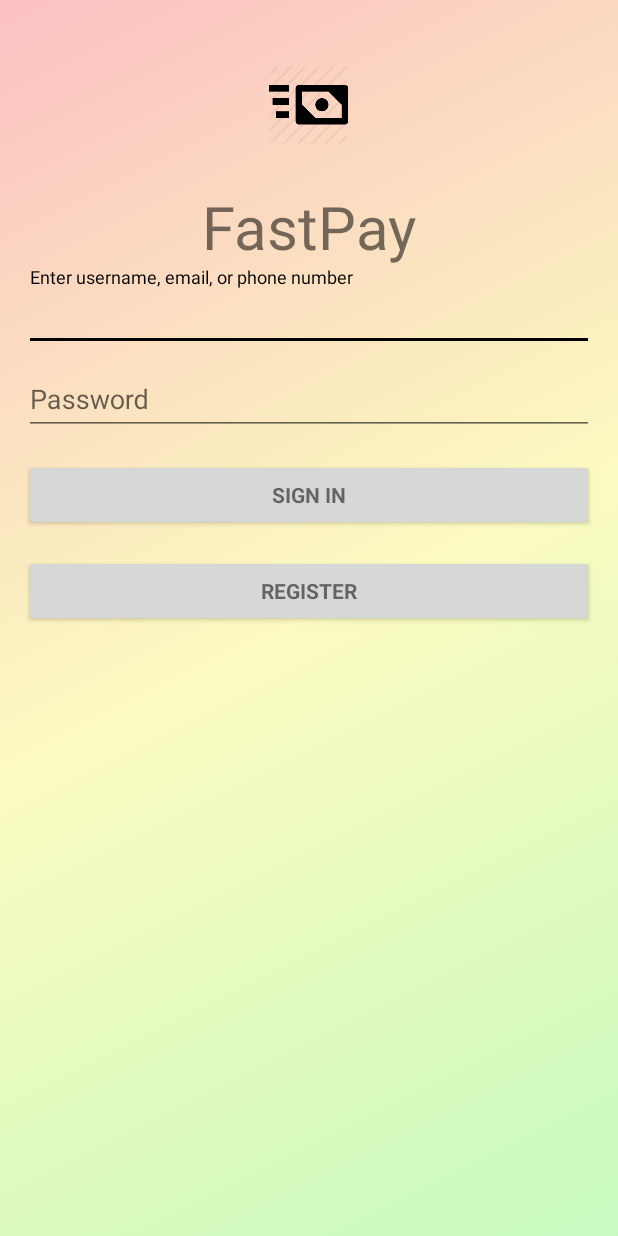
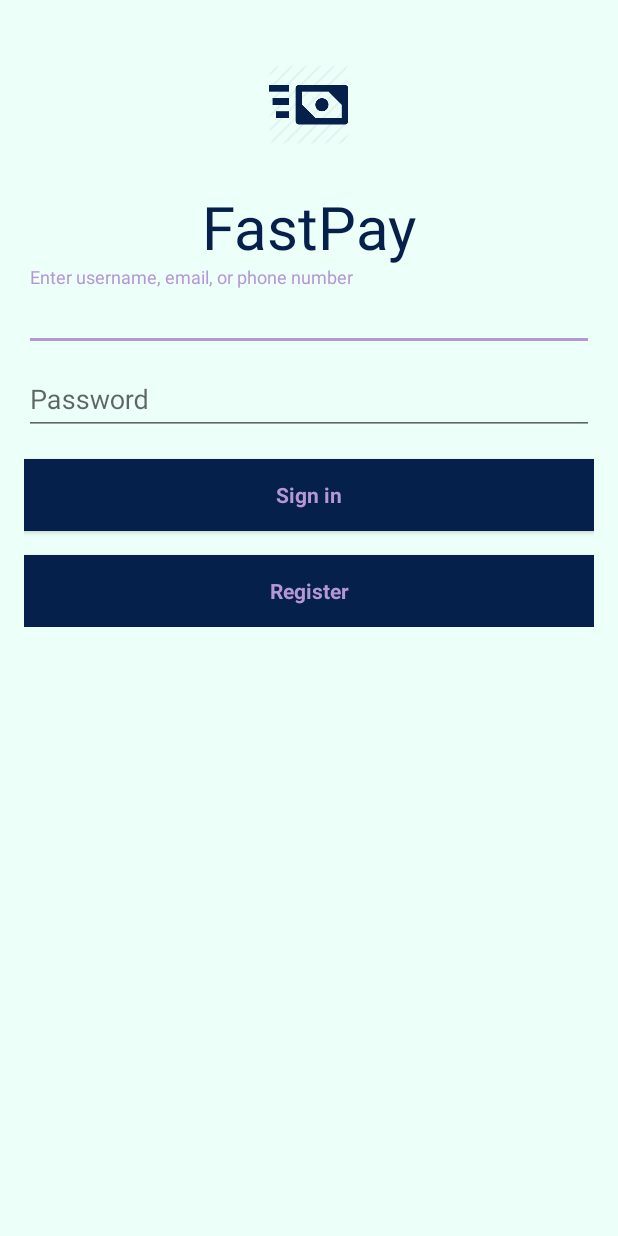
Before and after one commit to acamara1498/payments, an Android app: the LoginActivity screen opened directly, with no data from a screen before it, on a phone screen of 412 x 824 dp. Run offline under Robolectric (Android 15) with nearby library versions, the phone set to English and light mode, and no system bars; our stand-ins replace Firebase (no records; nobody signed in at launch, a user with empty details on screens opened directly); 2 statements that could not run were skipped.

Commit message:
color pallate change

```diff
--- a/Payment/app/src/main/java/com/example/amadoucamara/payment/adapters/ServicesAdapter.java
+++ b/Payment/app/src/main/java/com/example/amadoucamara/payment/adapters/ServicesAdapter.java
@@ -2,6 +2,7 @@ package com.example.amadoucamara.payment.adapters;
 
 import android.app.Activity;
 import android.content.Context;
+import android.support.v4.content.ContextCompat;
 import android.support.v7.widget.RecyclerView;
 import android.view.LayoutInflater;
 import android.view.View;
@@ -68,6 +69,8 @@ public class ServicesAdapter extends RecyclerView.Adapter<ServicesAdapter.VH> {
             itemView.setClickable(true);
             rootView = itemView;
             ivServiceImage = itemView.findViewById(R.id.ivServiceImage);
+            ivServiceImage.setColorFilter(ContextCompat.getColor(context, R.color.colorPrimaryDark));
+
             tvService = itemView.findViewById(R.id.tvServiceName);
 
             itemView.setOnClickListener(new View.OnClickListener() {
--- a/Payment/app/src/main/res/layout/activity_login.xml
+++ b/Payment/app/src/main/res/layout/activity_login.xml
@@ -10,7 +10,7 @@
     android:paddingLeft="@dimen/activity_horizontal_margin"
     android:paddingRight="@dimen/activity_horizontal_margin"
     android:paddingTop="@dimen/activity_vertical_margin"
-    android:background="@drawable/gradient"
+    android:background="@color/colorPrimary"
     tools:context=".LoginActivity">
 
     <!-- Login progress -->
@@ -37,6 +37,7 @@
                 android:id="@+id/logo"
                 android:layout_width="match_parent"
                 android:layout_height="wrap_content"
+                android:tint="@color/colorPrimaryDark"
                 app:srcCompat="@mipmap/ic_fast_pay" />
 
             <TextView
@@ -45,11 +46,12 @@
                 android:layout_height="wrap_content"
                 android:gravity="center_horizontal"
                 android:textSize="40dp"
+                android:textColor="@color/colorPrimaryDark"
                 android:text="FastPay" />
 
             <android.support.design.widget.TextInputLayout
                 android:layout_width="match_parent"
-                android:layout_height="wrap_content">
+                android:layout_height="match_parent">
 
                 <AutoCompleteTextView
                     android:id="@+id/email"
@@ -64,7 +66,7 @@
 
             <android.support.design.widget.TextInputLayout
                 android:layout_width="match_parent"
-                android:layout_height="wrap_content">
+                android:layout_height="match_parent">
 
                 <EditText
                     android:id="@+id/password"
@@ -86,9 +88,10 @@
                 android:layout_width="match_parent"
                 android:layout_height="wrap_content"
                 android:layout_marginTop="16dp"
+                android:background="@color/colorPrimaryDark"
                 android:text="@string/action_sign_in"
-                android:textStyle="bold"
-                />
+                android:textColor="@color/colorAccent"
+                android:textStyle="bold" />
 
             <Button
                 android:id="@+id/register_button"
@@ -96,10 +99,11 @@
                 android:layout_width="match_parent"
                 android:layout_height="wrap_content"
                 android:layout_marginTop="16dp"
+                android:background="@color/colorPrimaryDark"
+                android:onClick="toRegister"
                 android:text="@string/action_register"
-                android:textStyle="bold"
-                android:onClick="toRegister"
-                />
+                android:textColor="@color/colorAccent"
+                android:textStyle="bold" />
 
         </LinearLayout>
     </ScrollView>
--- a/Payment/app/src/main/res/layout/activity_services.xml
+++ b/Payment/app/src/main/res/layout/activity_services.xml
@@ -5,7 +5,8 @@
     android:layout_width="match_parent"
     android:layout_height="match_parent"
     android:id="@+id/rlMainActivity"
-    tools:context=".ServicesActivity">
+    tools:context=".ServicesActivity"
+    android:background="@color/colorPrimary">
 
 
     <TextView
@@ -14,6 +15,7 @@
         android:layout_height="wrap_content"
         android:text="Welcome, Amadou! \n Your balance is:"
         android:padding="5dp"
+        android:textColor="@color/colorPrimaryDark"
         android:layout_centerHorizontal="true"/>
 
     <TextView
@@ -24,6 +26,7 @@
         android:text="$0.00"
         android:textSize="60dp"
         android:padding="5dp"
+        android:textColor="@color/colorPrimaryDark"
         android:layout_below="@id/tvWelcome"/>
 
     <TextView
--- a/Payment/app/src/main/res/layout/item_card_view.xml
+++ b/Payment/app/src/main/res/layout/item_card_view.xml
@@ -10,7 +10,8 @@
 
     <RelativeLayout
         android:layout_width="match_parent"
-        android:layout_height="match_parent">
+        android:layout_height="match_parent"
+        android:background="@drawable/textboxshape">
 
 
         <ImageView
@@ -34,6 +35,7 @@
             android:paddingBottom="8dp"
             android:layout_below="@+id/ivServiceImage"
             android:text="description of the service"
+            android:textColor="@color/colorPrimaryDark"
             android:textStyle="bold" />
 
     </RelativeLayout>
--- a/Payment/app/src/main/res/values/colors.xml
+++ b/Payment/app/src/main/res/values/colors.xml
@@ -1,7 +1,9 @@
 <?xml version="1.0" encoding="utf-8"?>
 <resources>
-    <color name="colorPrimary">#8bff7b</color>
-    <color name="colorPrimaryDark">#7ee470</color>
-    <color name="colorAccent">#000000</color>
+    <color name="colorPrimary">#ECFFF8</color>
+    <color name="colorPrimaryDark">#05204A</color>
+    <color name="colorAccent">#B497D6</color>
     <color name="loginbtn">#ee000000</color>
+    <color name="backgroundColor">#D5CAD6</color>
+    <color name="softwhite">#FFFFFA</color>
 </resources>
--- a/Payment/app/src/main/res/values/styles.xml
+++ b/Payment/app/src/main/res/values/styles.xml
@@ -11,6 +11,7 @@
     <style name="AppTheme.NoActionBar">
         <item name="windowActionBar">false</item>
         <item name="windowNoTitle">true</item>
+        <item name="android:textAllCaps">false</item>
     </style>
 
     <style name="AppTheme.AppBarOverlay" parent="ThemeOverlay.AppCompat.Dark.ActionBar" />
```
